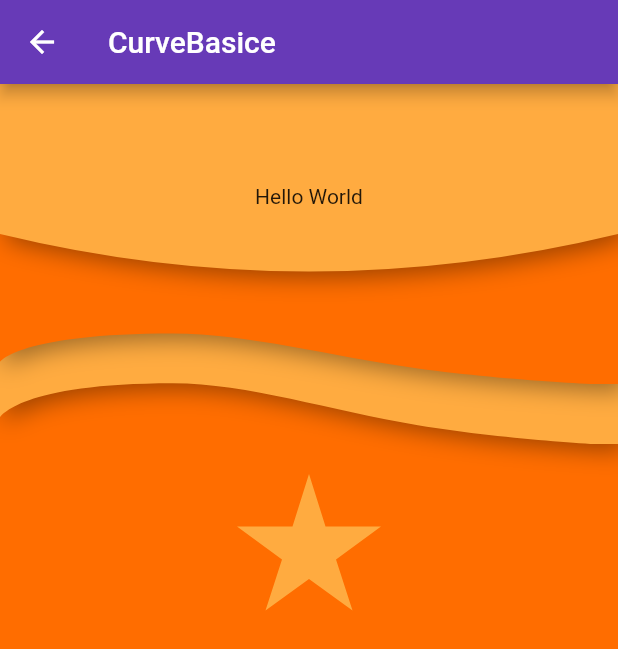
After one commit to hasansujon786/flutter_book, a Flutter app: the screen it shows after launch, after a tap on "Basic clip path example", on a phone screen of 412 x 824 dp. The commit adds this screen. Shown: the top 649 px of the screen. Run offline on Flutter 3.47's test engine with Material 2 defaults, Android fonts, the phone set to English and light mode, and no system bars; network calls fail.

Commit message:
add BasicClipPathExample

```diff
--- a/lib/config/routes.dart
+++ b/lib/config/routes.dart
@@ -9,5 +9,6 @@ routes() {
     StaggeredProfilePageAnimator.routeName: (context) => const StaggeredProfilePageAnimator(),
     FacePileScreen.routeName: (context) => const FacePileScreen(),
     ParallaxList.routeName: (context) => const ParallaxList(),
+    BasicClipPathExample.routeName: (context) => const BasicClipPathExample(),
   };
 }
--- a/lib/main.dart
+++ b/lib/main.dart
@@ -6,9 +6,9 @@ import 'config/config.dart';
 void main() {
   SystemChrome.setSystemUIOverlayStyle(const SystemUiOverlayStyle(
     statusBarColor: Colors.transparent,
-    statusBarIconBrightness: Brightness.dark,
-    systemNavigationBarColor: Colors.white,
-    systemNavigationBarIconBrightness: Brightness.dark,
+    // statusBarIconBrightness: Brightness.dark,
+    // systemNavigationBarColor: Colors.white,
+    // systemNavigationBarIconBrightness: Brightness.dark,
   ));
   runApp(const MyApp());
 }
@@ -22,7 +22,7 @@ class MyApp extends StatelessWidget {
       debugShowCheckedModeBanner: false,
       title: 'Flutter Book',
       theme: ThemeData(
-        primarySwatch: Colors.blue,
+        primarySwatch: Colors.deepPurple,
       ),
       routes: routes(),
     );
--- /dev/null
+++ b/lib/pages/animation/curves/basic_clip_path.dart
@@ -0,0 +1,201 @@
+import 'package:flutter/material.dart';
+import 'package:flutter_book/pages/animation/curves/clip_shadow_path.dart';
+
+class BasicClipPathExample extends StatelessWidget {
+  const BasicClipPathExample({Key? key}) : super(key: key);
+
+  static const routeName = '/basic_clip_path';
+  @override
+  Widget build(BuildContext context) {
+    return Scaffold(
+      backgroundColor: Colors.orangeAccent.shade700,
+      appBar: AppBar(
+        title: const Text('CurveBasice'),
+      ),
+      body: Column(
+        children: [
+          Stack(
+            children: [
+              ClipShadowPath(
+                shadow: const BoxShadow(
+                  color: Colors.black38,
+                  offset: Offset(4, 4),
+                  blurRadius: 4,
+                  spreadRadius: 8,
+                ),
+                clipper: BigCurveCliper(),
+                child: Container(height: 240, color: Colors.orangeAccent),
+              ),
+              ClipShadowPath(
+                shadow: const BoxShadow(
+                  color: Colors.black38,
+                  offset: Offset(4, 4),
+                  blurRadius: 4,
+                  spreadRadius: 8,
+                ),
+                clipper: BigCurveCliper(),
+                child: Container(height: 200, color: Colors.orangeAccent.shade700),
+              ),
+              ClipShadowPath(
+                shadow: const BoxShadow(
+                  color: Colors.black38,
+                  offset: Offset(4, 4),
+                  blurRadius: 4,
+                  spreadRadius: 8,
+                ),
+                clipper: MyArcClipper(),
+                child: Container(
+                  height: 150,
+                  color: Colors.orangeAccent,
+                  child: const Center(
+                    child: Text('Hello World'),
+                  ),
+                ),
+              ),
+            ],
+          ),
+          const SizedBox(height: 20),
+          ClipPath(
+            clipper: MyCustomClipper(),
+            child: Container(
+              height: 100,
+              width: 100,
+              color: Colors.orangeAccent,
+            ),
+          )
+        ],
+      ),
+    );
+  }
+}
+
+class MyCustomClipper extends CustomClipper<Path> {
+  @override
+  Path getClip(Size size) {
+    final w = size.width;
+    final h = size.height;
+
+    // // rectangle
+    // final path = Path()
+    //   ..lineTo(0, h)
+    //   ..lineTo(w, h)
+    //   ..lineTo(w, 0)
+    //   ..close();
+
+    // // triangle
+    // final path = Path()
+    //   ..moveTo(w / 2, 0)
+    //   ..lineTo(0, h)
+    //   ..lineTo(w, h);
+    // ..close();
+
+    // // trapijiam
+    // final path = Path()
+    //   ..moveTo(w * .2, 0)
+    //   ..lineTo(w * .8, 0)
+    //   ..lineTo(w, h)
+    //   ..lineTo(0, h)
+    //   ..close();
+
+    // Star
+    final path = Path()
+      ..moveTo(w * .5, 0)
+      ..lineTo(w * .61, h * .35)
+      ..lineTo(w * .98, h * .35)
+      ..lineTo(w * .68, h * .57)
+      ..lineTo(w * .79, h * .91)
+      ..lineTo(w * .5, h * .7)
+      ..lineTo(w * .21, h * .91)
+      ..lineTo(w * .32, h * .57)
+      ..lineTo(w * .02, h * .35)
+      ..lineTo(w * .39, h * .35)
+      ..close();
+
+    return path;
+  }
+
+  @override
+  bool shouldReclip(CustomClipper<Path> oldClipper) => true;
+}
+
+class MyArcClipper extends CustomClipper<Path> {
+  @override
+  Path getClip(Size size) {
+    final w = size.width;
+    final h = size.height;
+
+    // Arc
+    final path = Path()
+      ..lineTo(0, h - 50)
+      ..quadraticBezierTo(w * .5, h, w, h - 50)
+      ..lineTo(w, 0)
+      ..close();
+
+    return path;
+  }
+
+  @override
+  bool shouldReclip(CustomClipper<Path> oldClipper) => true;
+}
+
+class BigCurveCliper extends CustomClipper<Path> {
+  @override
+  Path getClip(Size size) {
+    Path path = Path();
+    final double xScaling = size.width / 200;
+    final double yScaling = size.height / 120;
+    path.lineTo(0 * xScaling, 0 * yScaling);
+    path.cubicTo(
+      0 * xScaling,
+      0 * yScaling,
+      200 * xScaling,
+      0 * yScaling,
+      200 * xScaling,
+      0 * yScaling,
+    );
+    path.cubicTo(
+      200 * xScaling,
+      0 * yScaling,
+      200 * xScaling,
+      120.513 * yScaling,
+      200 * xScaling,
+      120.513 * yScaling,
+    );
+    path.cubicTo(
+      200 * xScaling,
+      120.513 * yScaling,
+      165.793 * xScaling,
+      118.955 * yScaling,
+      135.238 * xScaling,
+      113.777 * yScaling,
+    );
+    path.cubicTo(
+      106.85 * xScaling,
+      108.96600000000001 * yScaling,
+      80.213 * xScaling,
+      99.787 * yScaling,
+      55.962999999999994 * xScaling,
+      99.787 * yScaling,
+    );
+    path.cubicTo(
+      5.962999999999994 * xScaling,
+      99.787 * yScaling,
+      -0.0010000000000047748 * xScaling,
+      111.18700000000001 * yScaling,
+      -0.0010000000000047748 * xScaling,
+      111.18700000000001 * yScaling,
+    );
+    path.cubicTo(
+      -0.0010000000000047748 * xScaling,
+      111.18700000000001 * yScaling,
+      0 * xScaling,
+      0 * yScaling,
+      0 * xScaling,
+      0 * yScaling,
+    );
+    return path;
+  }
+
+  @override
+  bool shouldReclip(CustomClipper<Path> oldClipper) => false;
+}
--- /dev/null
+++ b/lib/pages/animation/curves/clip_shadow_path.dart
@@ -0,0 +1,48 @@
+import 'package:flutter/material.dart';
+
+class ClipShadowPath extends StatelessWidget {
+  final BoxShadow shadow;
+  final CustomClipper<Path> clipper;
+  final Widget child;
+
+  const ClipShadowPath({
+    Key? key,
+    required this.shadow,
+    required this.clipper,
+    required this.child,
+  }) : super(key: key);
+
+  @override
+  Widget build(BuildContext context) {
+    return CustomPaint(
+      painter: _ClipShadowShadowPainter(
+        clipper: clipper,
+        shadow: shadow,
+      ),
+      child: ClipPath(clipper: clipper, child: child),
+    );
+  }
+}
+
+class _ClipShadowShadowPainter extends CustomPainter {
+  final BoxShadow shadow;
+  final CustomClipper<Path> clipper;
+
+  _ClipShadowShadowPainter({required this.shadow, required this.clipper});
+
+  @override
+  void paint(Canvas canvas, Size size) {
+    var paint = shadow.toPaint()
+      ..maskFilter = MaskFilter.blur(
+        BlurStyle.normal,
+        shadow.spreadRadius,
+      );
+    var clipPath = clipper.getClip(size).shift(shadow.offset);
+    canvas.drawPath(clipPath, paint);
+  }
+
+  @override
+  bool shouldRepaint(CustomPainter oldDelegate) {
+    return true;
+  }
+}
--- a/lib/pages/home.dart
+++ b/lib/pages/home.dart
@@ -16,13 +16,11 @@ class _HomePageState extends State<HomePage> {
   Widget build(BuildContext context) {
     return Scaffold(
       backgroundColor: Colors.deepPurple.shade300,
-      body: Stack(
-        children: [
-          CustomScrollView(
-            slivers: [
-              _buildAppBar(),
-              SliverToBoxAdapter(
-                child: ListView(
+      appBar: AppBar(
+        centerTitle: true,
+        title: const Text('Flutter Book'),
+      ),
+      body: ListView(
         physics: const BouncingScrollPhysics(parent: AlwaysScrollableScrollPhysics()),
         padding: const EdgeInsets.symmetric(horizontal: 12, vertical: 8),
         primary: false,
@@ -33,11 +31,8 @@ class _HomePageState extends State<HomePage> {
           _buildLink('Staggered Profile Page', StaggeredProfilePageAnimator.routeName),
           _buildLink('Parallax List', ParallaxList.routeName),
           _buildLink('Face Pile', FacePileScreen.routeName),
-                  ],
-                ),
-              ),
-            ],
-          ),
+          _buildLink('Basic clip path example', BasicClipPathExample.routeName),
+          const SizedBox(height: 30),
         ],
       ),
     );
--- a/lib/pages/pages.dart
+++ b/lib/pages/pages.dart
@@ -1,5 +1,6 @@
 export 'animation/basic/home.dart';
 export 'animation/basic/pokemon_details_page.dart';
+export 'animation/curves/basic_clip_path.dart';
 export 'animation/face_pile/face_pile.dart';
 export 'animation/parallax_list/parallax_list.dart';
 export 'animation/staggered_profil/staggered_profile_page.dart';
```
Lines whose indentation alone changed are shown as unchanged.
